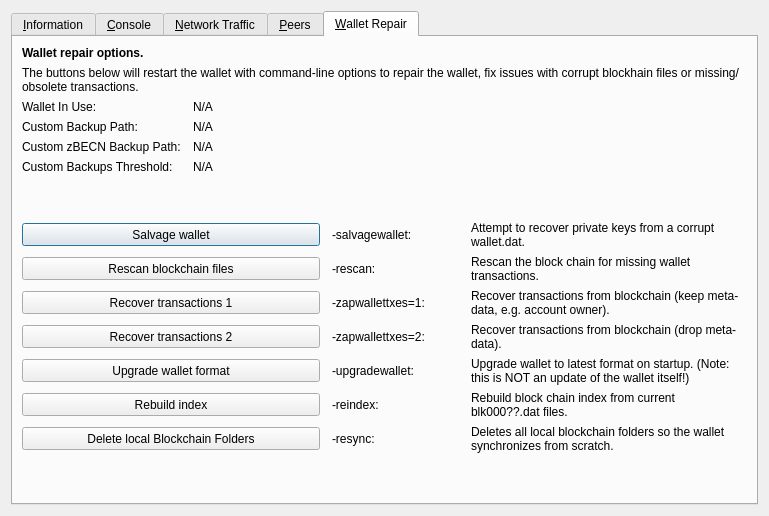
The window that src/qt/forms/rpcconsole.ui (MotoAcidic/Altbet-2.0.0.0) describes before a commit, drawn with Qt 5.
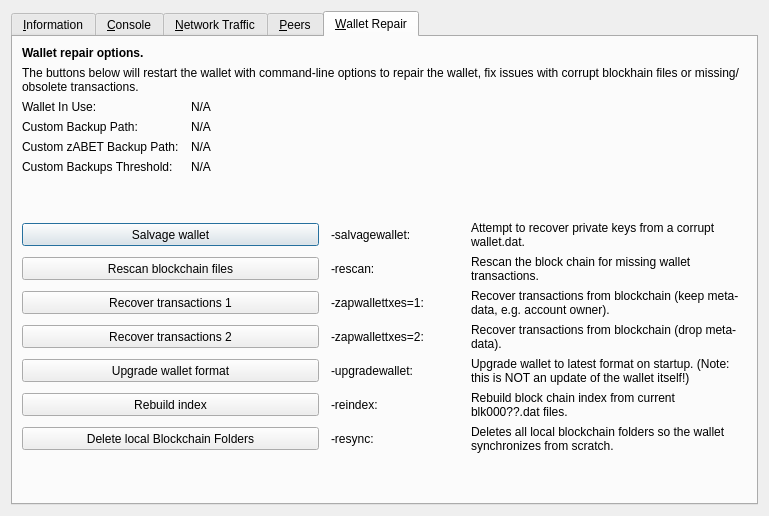
The same window after the commit. The open tabs and pages were chosen to show the change. Icons and pictures are not drawn. Custom widgets are drawn as their Qt base class.

```diff
--- a/src/qt/forms/rpcconsole.ui
+++ b/src/qt/forms/rpcconsole.ui
@@ -1359,7 +1359,7 @@
           <bool>false</bool>
          </property>
          <property name="text">
-          <string>Custom zBECN Backup Path:</string>
+          <string>Custom zABET Backup Path:</string>
          </property>
         </widget>
        </item>
```
Left out of the diff: 2 changed lines with no effect on the pictures.
